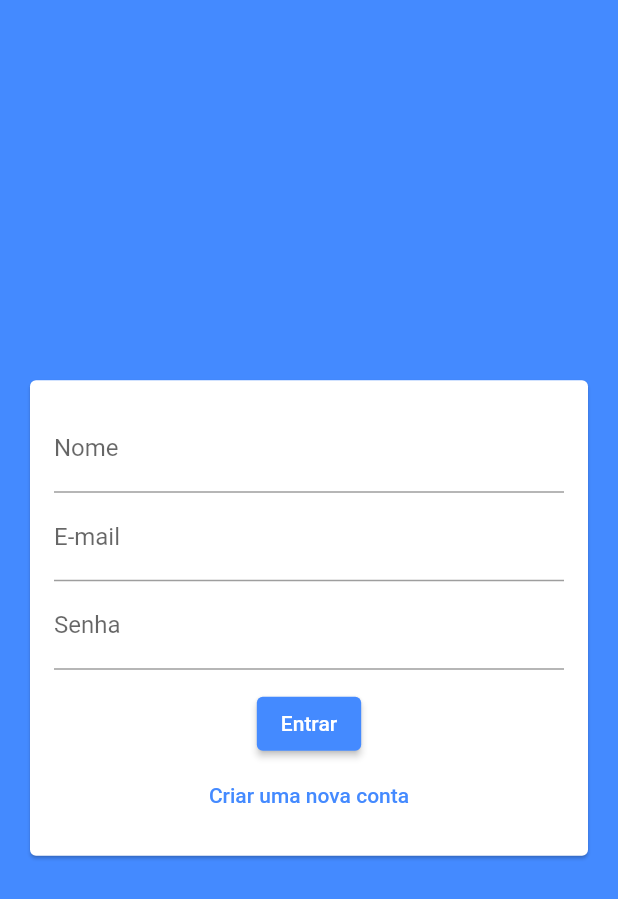
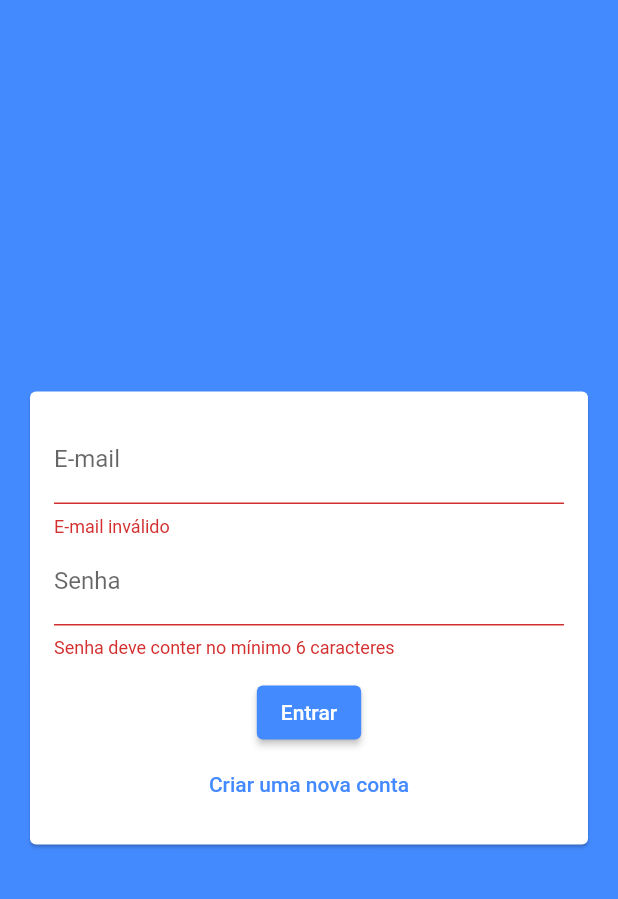
Before and after one commit to WellysonP/chat, a Flutter app: the screen it shows after launch, after a tap on "Entrar", on a phone screen of 412 x 824 dp. Shown: the top 899 px of the screen. Run offline on Flutter 3.47's test engine with Material 2 defaults, Android fonts, the phone set to English and light mode, and no system bars.

Commit message:
feito configuração de login

```diff
--- a/lib/components/auth_form.dart
+++ b/lib/components/auth_form.dart
@@ -1,10 +1,31 @@
+import 'package:chat/models/auth_form_data.dart';
 import 'package:flutter/cupertino.dart';
 import 'package:flutter/material.dart';
 import 'package:flutter/src/foundation/key.dart';
 import 'package:flutter/src/widgets/framework.dart';
 
-class AuthForm extends StatelessWidget {
-  const AuthForm({Key? key}) : super(key: key);
+class AuthForm extends StatefulWidget {
+  final void Function(AuthFormData) onSubmit;
+
+  const AuthForm({
+    Key? key,
+    required this.onSubmit,
+  }) : super(key: key);
+
+  @override
+  State<AuthForm> createState() => _AuthFormState();
+}
+
+class _AuthFormState extends State<AuthForm> {
+  final _formKey = GlobalKey<FormState>();
+  final _formData = AuthFormData();
+
+  void _submit() {
+    final isValid = _formKey.currentState?.validate() ?? false;
+    if (!isValid) return;
+
+    widget.onSubmit(_formData);
+  }
 
   @override
   Widget build(BuildContext context) {
@@ -13,24 +34,70 @@ class AuthForm extends StatelessWidget {
       child: Padding(
         padding: const EdgeInsets.all(16),
         child: Form(
+          key: _formKey,
           child: Column(
             children: [
+              if (_formData.isSingUp)
+                TextFormField(
+                  key: ValueKey("name"),
+                  initialValue: _formData.name,
+                  onChanged: (name) => _formData.name = name,
+                  decoration: InputDecoration(labelText: "Nome"),
+                  validator: (_name) {
+                    final name = _name ?? "";
+                    if (name.trim().length < 5) {
+                      return "Novo deve conter no mínimo 5 caracteres";
+                    }
+                    return null;
+                  },
+                ),
               TextFormField(
-                decoration: InputDecoration(labelText: "Nome"),
+                key: ValueKey("email"),
+                initialValue: _formData.email,
+                onChanged: (email) => _formData.email = email,
+                decoration: InputDecoration(labelText: "E-mail"),
+                validator: (_email) {
+                  final email = _email ?? "";
+                  if (!email.contains("@")) {
+                    return "E-mail inválido";
+                  }
+                  return null;
+                },
               ),
               TextFormField(
-                decoration: InputDecoration(labelText: "E-mail"),
-              ),
-              TextFormField(
+                key: ValueKey("passord"),
+                initialValue: _formData.password,
+                onChanged: (password) => _formData.password = password,
                 decoration: InputDecoration(labelText: "Senha"),
                 obscureText: true,
+                validator: (_password) {
+                  final password = _password ?? "";
+                  if (password.length < 6) {
+                    return "Senha deve conter no mínimo 6 caracteres";
+                  }
+                  return null;
+                },
               ),
+              if (_formData.isSingUp)
+                TextFormField(
+                  decoration: InputDecoration(labelText: "Confirmar Senha"),
+                  obscureText: true,
+                ),
               SizedBox(height: 12),
               ElevatedButton(
-                onPressed: () {},
-                child: Text("Entrar"),
+                child: Text(_formData.isLogin ? "Entrar" : "Cadastrar"),
+                onPressed: _submit,
               ),
-              TextButton(onPressed: () {}, child: Text("Criar uma nova conta"))
+              TextButton(
+                child: Text(_formData.isLogin
+                    ? "Criar uma nova conta"
+                    : "Entrar com conta existente"),
+                onPressed: () {
+                  setState(() {
+                    _formData.toggleAuthMode();
+                  });
+                },
+              )
             ],
           ),
         ),
--- a/lib/models/auth_form_data.dart
+++ b/lib/models/auth_form_data.dart
@@ -5,15 +5,19 @@ enum AuthMode { SignUp, Login }
 class AuthFormData {
   String name = "";
   String email = "";
-  String passord = "";
+  String password = "";
   File? image;
   AuthMode _mode = AuthMode.Login;
 
-  bool get isLoging {
+  bool get isLogin {
     return _mode == AuthMode.Login;
   }
 
   bool get isSingUp {
     return _mode == AuthMode.SignUp;
   }
+
+  void toggleAuthMode() {
+    _mode = isLogin ? AuthMode.SignUp : AuthMode.Login;
+  }
 }
--- a/lib/pages/auth_page.dart
+++ b/lib/pages/auth_page.dart
@@ -1,17 +1,39 @@
 import 'package:chat/components/auth_form.dart';
+import 'package:chat/models/auth_form_data.dart';
 import 'package:flutter/material.dart';
 
-class AuthPage extends StatelessWidget {
+class AuthPage extends StatefulWidget {
   const AuthPage({Key? key}) : super(key: key);
+
+  @override
+  State<AuthPage> createState() => _AuthPageState();
+}
+
+class _AuthPageState extends State<AuthPage> {
+  bool _isLoading = false;
+
+  void _handleSubmit(AuthFormData formData) {
+    setState(() => _isLoading = true);
+    setState(() => _isLoading = false);
+  }
 
   @override
   Widget build(BuildContext context) {
     return Scaffold(
       backgroundColor: Theme.of(context).colorScheme.primary,
-      body: Center(
-        child: SingleChildScrollView(
-          child: AuthForm(),
-        ),
+      body: Stack(
+        children: [
+          Center(
+            child: SingleChildScrollView(
+              child: AuthForm(onSubmit: _handleSubmit),
+            ),
+          ),
+          if (_isLoading)
+            Container(
+              decoration: BoxDecoration(color: Color.fromRGBO(0, 0, 0, 0.5)),
+              child: Center(child: CircularProgressIndicator()),
+            )
+        ],
       ),
     );
   }
```
